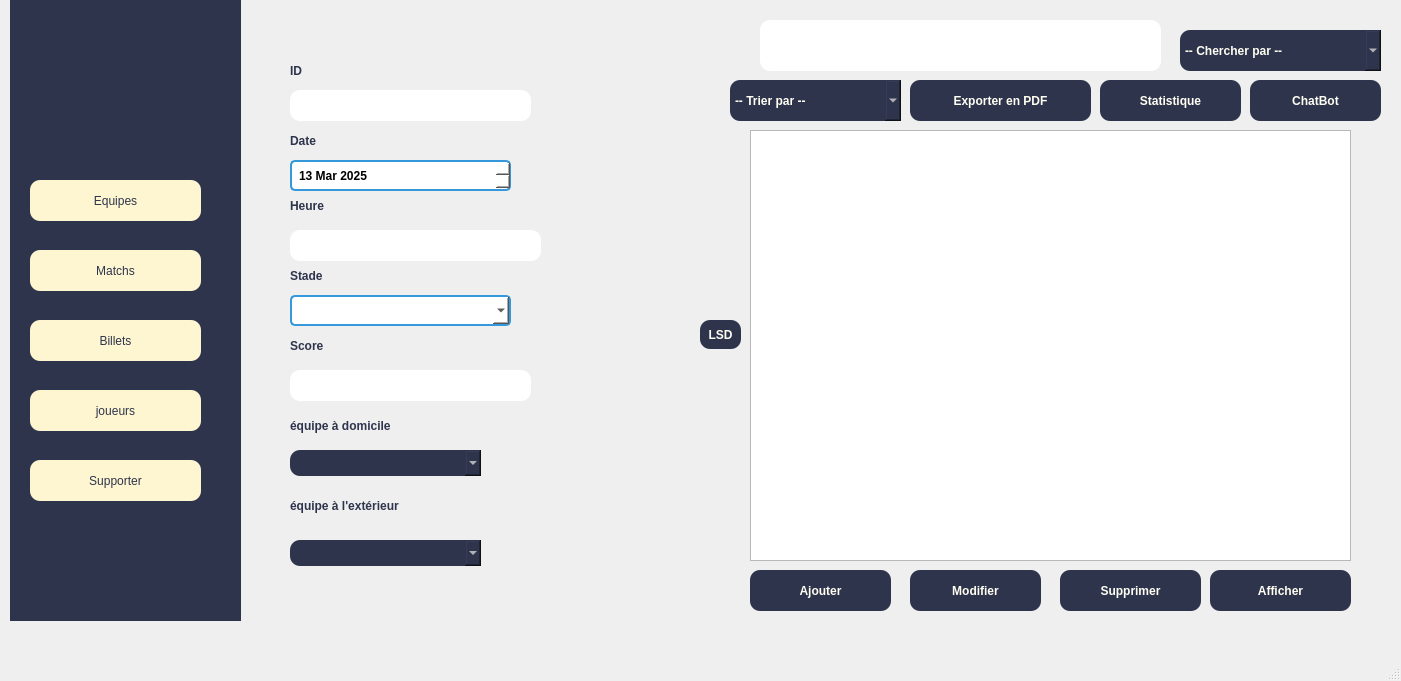
Qt form mainwindow.ui (Projetcpp-2A19/projetcpp-2a19-smart-football-competition) before a commit.
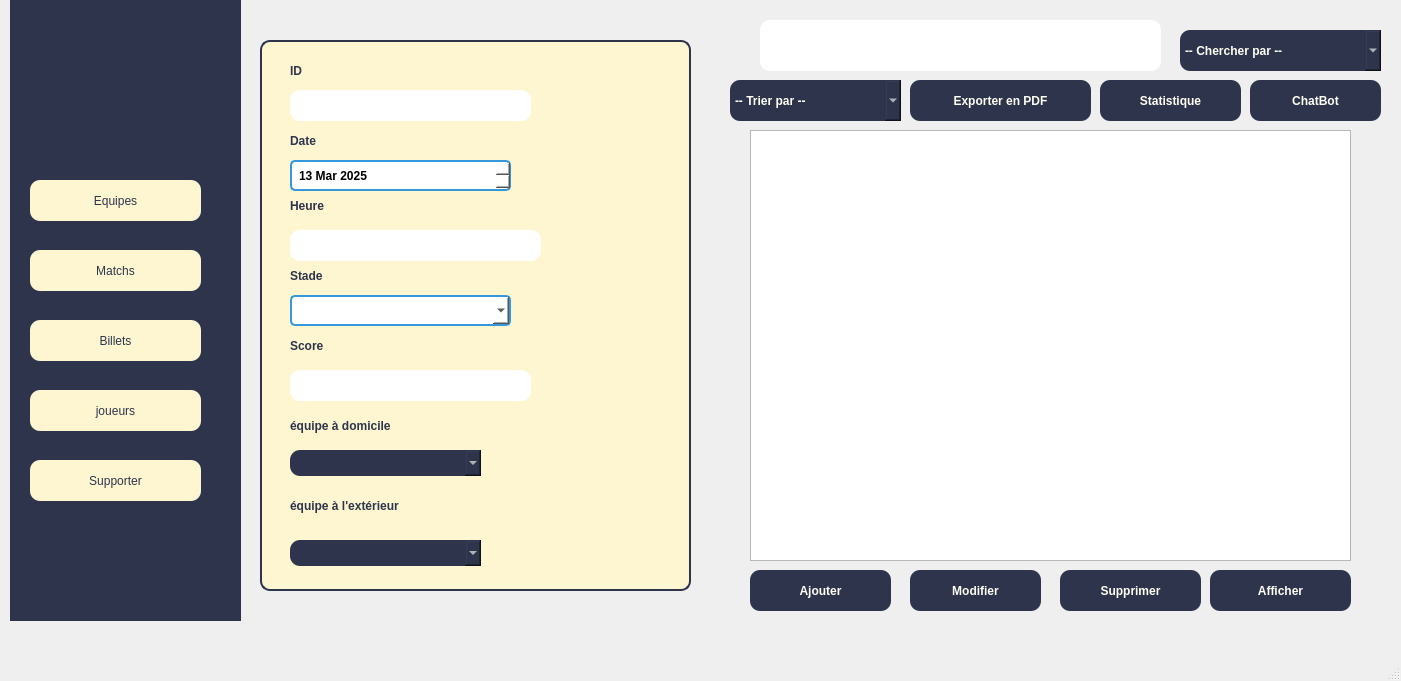
The same form after that commit. Icons and pictures are not drawn.

The edit to the form file:
```diff
--- a/mainwindow.ui
+++ b/mainwindow.ui
@@ -397,15 +397,14 @@
        </rect>
       </property>
       <property name="styleSheet">
-       <string notr="true">background-color: rgb(253, 246, 208);
-border-radius: 15px;
+       <string notr="true">
 QLabel {
-border-radius: 10px; /* Adjust the value for roundness / background-color: rgb(253, 246, 208); / Optional background color*/}
+    border-radius: 10px; /* Adjust the value for roundness */
+   background-color: rgb(253, 246, 208); /* Optional background color */
+}
 QLabel {
-border: 2px solid #2E344C;
-padding: 5px;
-border: none;
-/* Optional: Adds space inside the label */
+    border: 2px solid #2E344C;  /* Border color */
+    padding: 5px;               /* Optional: Adds space inside the label */
 }</string>
       </property>
       <property name="text">
@@ -628,27 +627,6 @@
        <string>ChatBot</string>
       </property>
      </widget>
-     <widget class="QPushButton" name="lsd">
-      <property name="geometry">
-       <rect>
-        <x>460</x>
-        <y>320</y>
-        <width>41</width>
-        <height>29</height>
-       </rect>
-      </property>
-      <property name="styleSheet">
-       <string notr="true">background-color: rgb(46, 52, 76);
-font: 12pt &quot;Haettenschweiler&quot;;
-color: rgb(255, 254, 242);
- border-radius: 10px;
-    border: none;
-font-weight: bold;</string>
-      </property>
-      <property name="text">
-       <string>LSD</string>
-      </property>
-     </widget>
      <zorder>label_4</zorder>
      <zorder>tab_matches</zorder>
      <zorder>pb_ajouter</zorder>
```
Left out of the diff: 1 changed line with no effect on the pictures.
